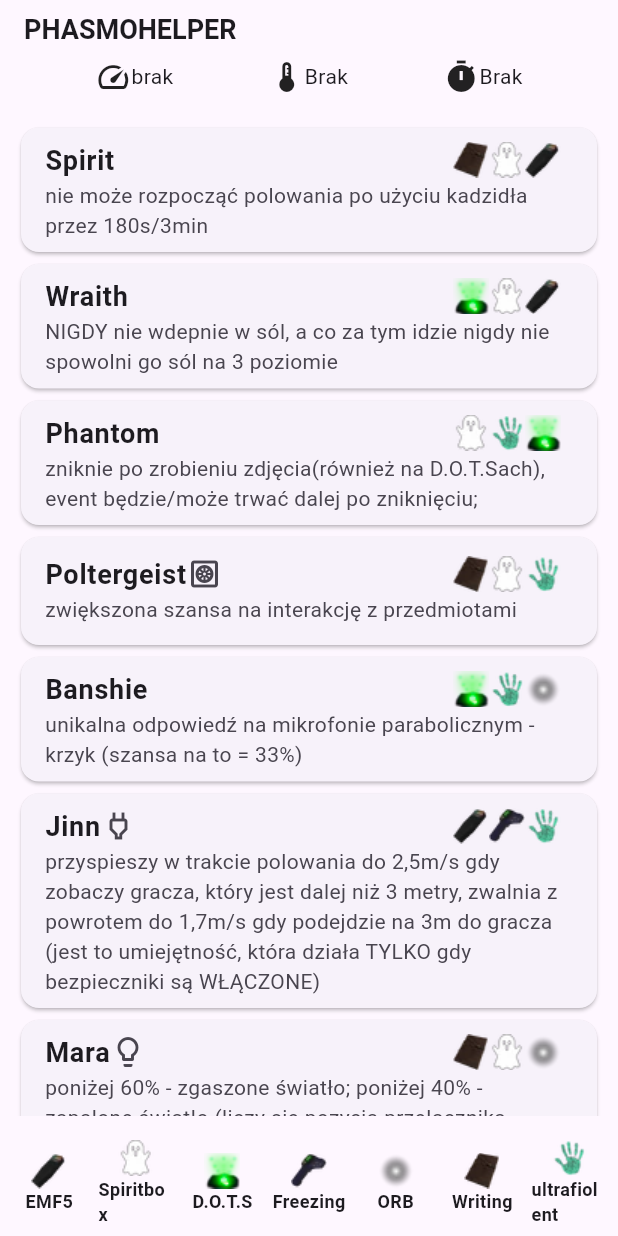
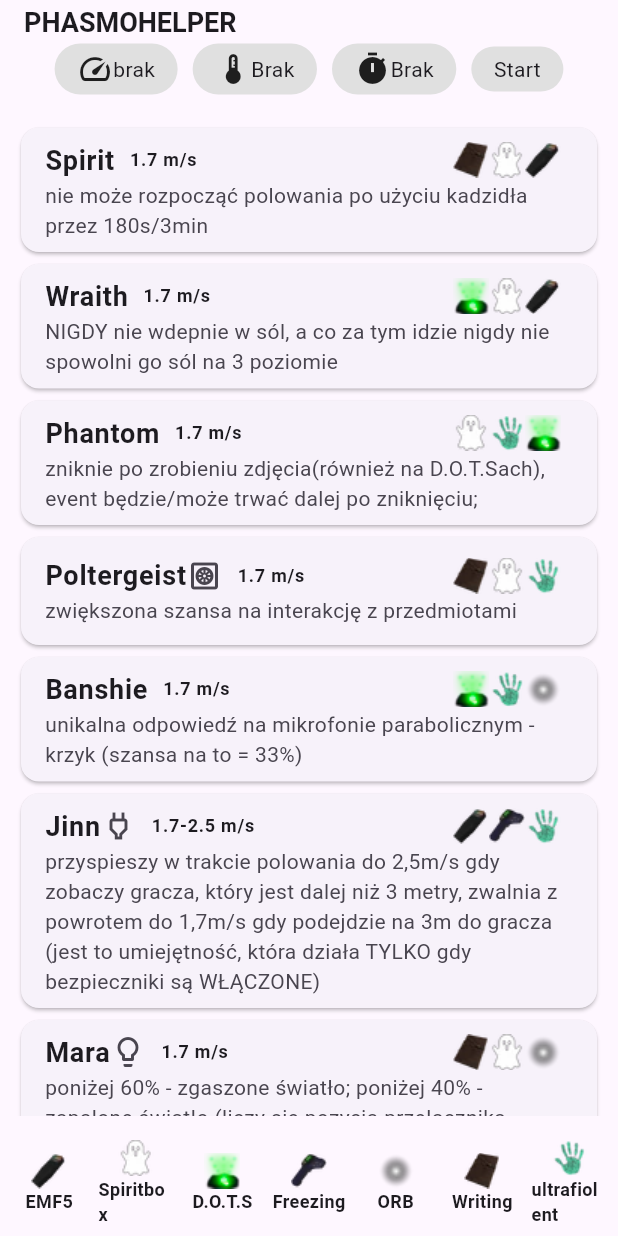
Before and after one commit to kakus94/flutter_phasmohelper, a Flutter app: the screen it shows after launch, on a phone screen of 412 x 824 dp. Run offline on Flutter 3.47's test engine with Material 3 defaults, Android fonts, the light colour scheme and no system bars; our stand-ins replace flutter_bloc, get_it, go_router; generated files the repository leaves out were written again.

Commit message:
added speed text

```diff
--- a/lib/database/database.dart
+++ b/lib/database/database.dart
@@ -14,6 +14,7 @@
       canRecognizedHunting: CanRecognizedHunting.no,
       difficultyWithoutEvidence: DifficultyWithoutEvidence.medium,
       nature: null,
+      speed: "1.7 m/s",
       infos: [
         InfoModel(
           title: {'pl': "info", 'en': "info"},
@@ -38,6 +39,7 @@
       canRecognizedHunting: CanRecognizedHunting.yes,
       difficultyWithoutEvidence: DifficultyWithoutEvidence.easy,
       nature: null,
+      speed: "1.7 m/s",
       infos: [
         InfoModel(
           title: {'pl': 'info', 'en': 'info'},
@@ -69,6 +71,7 @@
       canRecognizedHunting: CanRecognizedHunting.yes,
       difficultyWithoutEvidence: DifficultyWithoutEvidence.easy,
       nature: null,
+      speed: "1.7 m/s",
       infos: [
         InfoModel(
           title: {'pl': 'info', 'en': 'info'},
@@ -117,6 +120,7 @@
       canRecognizedHunting: CanRecognizedHunting.yes,
       difficultyWithoutEvidence: DifficultyWithoutEvidence.easy,
       nature: Nature.force,
+      speed: "1.7 m/s",
       infos: [
         InfoModel(
           title: {'pl': 'info', 'en': 'info'},
@@ -156,6 +160,7 @@
       canRecognizedHunting: CanRecognizedHunting.no,
       difficultyWithoutEvidence: DifficultyWithoutEvidence.posibleMultiolayer,
       nature: null,
+      speed: "1.7 m/s",
       infos: [
         InfoModel(
           title: {'pl': 'info', 'en': 'info'},
@@ -216,6 +221,7 @@
       canRecognizedHunting: CanRecognizedHunting.yes,
       difficultyWithoutEvidence: DifficultyWithoutEvidence.medium,
       nature: Nature.power,
+      speed: "1.7-2.5 m/s",
       infos: [
         InfoModel(
           title: {'pl': 'info', 'en': 'info'},
@@ -253,6 +259,7 @@
       canRecognizedHunting: CanRecognizedHunting.no,
       difficultyWithoutEvidence: DifficultyWithoutEvidence.hard,
       nature: Nature.light,
+      speed: "1.7 m/s",
       infos: [
         InfoModel(
           title: {'pl': 'info', 'en': 'info'},
@@ -301,6 +308,7 @@
       canRecognizedHunting: CanRecognizedHunting.yes,
       difficultyWithoutEvidence: DifficultyWithoutEvidence.easy,
       nature: Nature.fast,
+      speed: "1.0-3.0 m/s",
       infos: [
         InfoModel(
           title: {'pl': 'info', 'en': 'info'},
@@ -332,6 +340,7 @@
       canRecognizedHunting: CanRecognizedHunting.no,
       difficultyWithoutEvidence: DifficultyWithoutEvidence.hard,
       nature: null,
+      speed: "1.7 m/s",
       infos: [
         InfoModel(
           title: {'pl': 'info', 'en': 'info'},
@@ -375,6 +384,7 @@
       canRecognizedHunting: CanRecognizedHunting.no,
       difficultyWithoutEvidence: DifficultyWithoutEvidence.medium,
       nature: null,
+      speed: "1.7 m/s",
       infos: [
         InfoModel(
           title: {'pl': 'info', 'en': 'info'},
@@ -416,6 +426,7 @@
       canRecognizedHunting: CanRecognizedHunting.no,
       difficultyWithoutEvidence: DifficultyWithoutEvidence.hard,
       nature: null,
+      speed: "1.7 m/s",
       infos: [
         InfoModel(
           title: {'pl': 'info', 'en': 'info'},
@@ -459,6 +470,7 @@
       canRecognizedHunting: CanRecognizedHunting.yes,
       difficultyWithoutEvidence: DifficultyWithoutEvidence.medium,
       nature: Nature.loud,
+      speed: "1.7 m/s",
       infos: [
         InfoModel(
           title: {'pl': 'info', 'en': 'info'},
@@ -502,6 +514,7 @@
       canRecognizedHunting: CanRecognizedHunting.yes,
       difficultyWithoutEvidence: DifficultyWithoutEvidence.medium,
       nature: Nature.power,
+      speed: "1.7 m/s",
       infos: [
         InfoModel(
           title: {'pl': 'info', 'en': 'info'},
@@ -543,6 +556,7 @@
       canRecognizedHunting: CanRecognizedHunting.yes,
       difficultyWithoutEvidence: DifficultyWithoutEvidence.medium,
       nature: Nature.temp,
+      speed: "1.44-2.7 m/s",
       infos: [
         InfoModel(
           title: {'pl': 'info', 'en': 'info'},
@@ -582,6 +596,7 @@
       canRecognizedHunting: CanRecognizedHunting.no,
       difficultyWithoutEvidence: DifficultyWithoutEvidence.hard,
       nature: null,
+      speed: "1.7 m/s",
       infos: [
         InfoModel(
           title: {'pl': 'info', 'en': 'info'},
@@ -623,6 +638,7 @@
       canRecognizedHunting: CanRecognizedHunting.yes,
       difficultyWithoutEvidence: DifficultyWithoutEvidence.hard,
       nature: null,
+      speed: "1.7 m/s",
       infos: [
         InfoModel(
           title: {'pl': 'info', 'en': 'info'},
@@ -652,6 +668,7 @@
       canRecognizedHunting: CanRecognizedHunting.no,
       difficultyWithoutEvidence: DifficultyWithoutEvidence.hard,
       nature: Nature.fire,
+      speed: "1.7 m/s",
       infos: [
         InfoModel(
           title: {'pl': 'info', 'en': 'info'},
@@ -689,6 +706,7 @@
       canRecognizedHunting: CanRecognizedHunting.yes,
       difficultyWithoutEvidence: DifficultyWithoutEvidence.hard,
       nature: null,
+      speed: "1.53-1.87 m/s",
       infos: [
         InfoModel(
           title: {'pl': 'info', 'en': 'info'},
@@ -726,6 +744,7 @@
       canRecognizedHunting: CanRecognizedHunting.yes,
       difficultyWithoutEvidence: DifficultyWithoutEvidence.easy,
       nature: Nature.power,
+      speed: "1.7-2.5 m/s",
       infos: [
         InfoModel(
           title: {'pl': 'info', 'en': 'info'},
@@ -763,6 +782,7 @@
       canRecognizedHunting: CanRecognizedHunting.yes,
       difficultyWithoutEvidence: DifficultyWithoutEvidence.easy,
       nature: null,
+      speed: "1.7 m/s",
       infos: [
         InfoModel(
           title: {'pl': 'info', 'en': 'info'},
@@ -815,6 +835,7 @@
       canRecognizedHunting: CanRecognizedHunting.yes,
       difficultyWithoutEvidence: DifficultyWithoutEvidence.medium,
       nature: null,
+      speed: "1.7 m/s",
       infos: [
         InfoModel(
           title: {'pl': 'info', 'en': 'info'},
@@ -856,6 +877,7 @@
       canRecognizedHunting: CanRecognizedHunting.yes,
       difficultyWithoutEvidence: DifficultyWithoutEvidence.medium,
       nature: null,
+      speed: "1.5-3.7 m/s",
       infos: [
         InfoModel(
           title: {'pl': 'info', 'en': 'info'},
@@ -899,6 +921,7 @@
       canRecognizedHunting: CanRecognizedHunting.yes,
       difficultyWithoutEvidence: DifficultyWithoutEvidence.easy,
       nature: null,
+      speed: "0.4-3.0 m/s",
       infos: [
         InfoModel(
           title: {'pl': 'info', 'en': 'info'},
@@ -940,6 +963,7 @@
       canRecognizedHunting: CanRecognizedHunting.yes,
       difficultyWithoutEvidence: DifficultyWithoutEvidence.medium,
       nature: null,
+      speed: "1.0-2.75 m/s",
       infos: [
         InfoModel(
           title: {'pl': 'info', 'en': 'info'},
--- a/lib/main/cubit/main_screen.dart
+++ b/lib/main/cubit/main_screen.dart
@@ -155,6 +155,10 @@
               ),
               if (widget.model.nature != null)
                 Icon(widget.model.nature!.icon()),
+              SizedBox(width: 10),
+              Text(widget.model.speed,
+                  style: const TextStyle(
+                      fontSize: 12, fontWeight: FontWeight.w600)),
               Spacer(),
               ...widget.model.evidence.map((e) => Image.asset(e.imagePath()))
             ],
--- a/lib/main/subview/top_drop_menu.dart
+++ b/lib/main/subview/top_drop_menu.dart
@@ -1,3 +1,5 @@
+// ignore_for_file: must_be_immutable
+
 import 'package:flutter/material.dart';
 import 'package:flutter_bloc/flutter_bloc.dart';
 import 'package:flutter_phasmohelper/config/di.dart';
@@ -14,16 +16,39 @@
     return BlocBuilder<MainCubit, MainState>(
       bloc: getIt<MainCubit>(),
       builder: (context, state) {
-        return Row(
-          mainAxisAlignment: MainAxisAlignment.spaceEvenly,
-          children: [
-            _FastHuntNormal(),
-            _BehaviorHunt(),
-            _HuntTime(),
-          ],
+        return SingleChildScrollView(
+          padding: const EdgeInsets.only(left: 10, right: 10),
+          scrollDirection: Axis.horizontal,
+          child: Row(
+            children: [
+              _Decoration(widget: _FastHuntNormal()),
+              const SizedBox(width: 10),
+              _Decoration(widget: _BehaviorHunt()),
+              const SizedBox(width: 10),
+              _Decoration(widget: _HuntTime()),
+              const SizedBox(width: 10),
+              _Decoration(widget: const Text("Start"))
+            ],
+          ),
         );
       },
     );
+  }
+}
+
+class _Decoration extends StatelessWidget {
+  _Decoration({required this.widget});
+
+  Widget widget;
+
+  @override
+  Widget build(BuildContext context) {
+    return Container(
+        padding: const EdgeInsets.only(bottom: 5, top: 5, left: 15, right: 15),
+        decoration: BoxDecoration(
+            borderRadius: BorderRadius.circular(20),
+            color: Colors.grey.shade300),
+        child: widget);
   }
 }
 
--- a/lib/models/ghost/ghost_model.dart
+++ b/lib/models/ghost/ghost_model.dart
@@ -15,6 +15,7 @@
     required this.difficultyWithoutEvidence,
     required this.infos,
     required this.nature,
+    required this.speed,
   });
 
   String name;
@@ -28,6 +29,7 @@
   DifficultyWithoutEvidence difficultyWithoutEvidence;
   List<InfoModel> infos;
   Nature? nature;
+  String speed;
 }
 
 class InfoModel {
```
